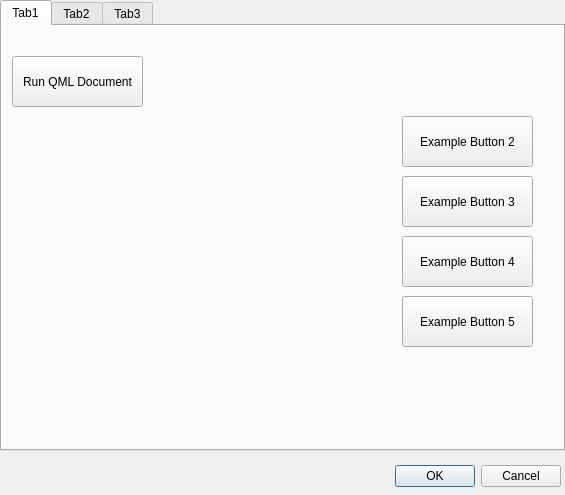
Qt form Source/Plugins/ExperimentManager/ExperimentManager_dialog.ui (nemesissnake/StimulGL) before a commit.
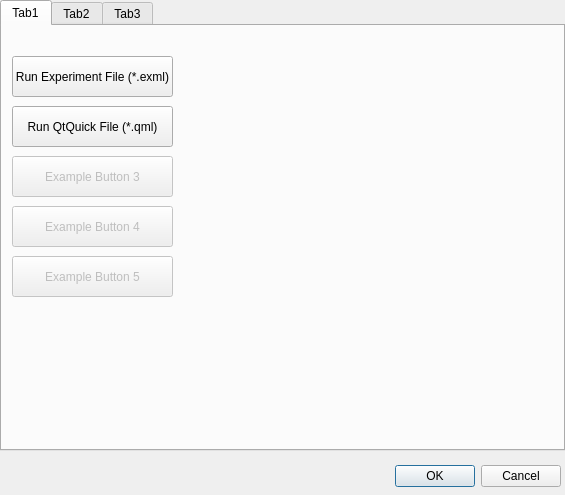
The same form after that commit.

What changed in the file:
```diff
--- a/Source/Plugins/ExperimentManager/ExperimentManager_dialog.ui
+++ b/Source/Plugins/ExperimentManager/ExperimentManager_dialog.ui
@@ -79,12 +79,12 @@
       <rect>
        <x>10</x>
        <y>30</y>
-       <width>131</width>
-       <height>51</height>
+       <width>161</width>
+       <height>41</height>
       </rect>
      </property>
      <property name="text">
-      <string>Run QML Document</string>
+      <string>Run Experiment File (*.exml)</string>
      </property>
     </widget>
     <widget class="QPushButton" name="btnExampleButton_2">
@@ -93,26 +93,26 @@
      </property>
      <property name="geometry">
       <rect>
-       <x>400</x>
-       <y>90</y>
-       <width>131</width>
-       <height>51</height>
+       <x>10</x>
+       <y>80</y>
+       <width>161</width>
+       <height>41</height>
       </rect>
      </property>
      <property name="text">
-      <string>Example Button 2</string>
+      <string>Run QtQuick File (*.qml)</string>
      </property>
     </widget>
     <widget class="QPushButton" name="btnExampleButton_3">
      <property name="enabled">
-      <bool>true</bool>
+      <bool>false</bool>
      </property>
      <property name="geometry">
       <rect>
-       <x>400</x>
-       <y>150</y>
-       <width>131</width>
-       <height>51</height>
+       <x>10</x>
+       <y>130</y>
+       <width>161</width>
+       <height>41</height>
       </rect>
      </property>
      <property name="text">
@@ -121,14 +121,14 @@
     </widget>
     <widget class="QPushButton" name="btnExampleButton_4">
      <property name="enabled">
-      <bool>true</bool>
+      <bool>false</bool>
      </property>
      <property name="geometry">
       <rect>
-       <x>400</x>
-       <y>210</y>
-       <width>131</width>
-       <height>51</height>
+       <x>10</x>
+       <y>180</y>
+       <width>161</width>
+       <height>41</height>
       </rect>
      </property>
      <property name="text">
@@ -137,14 +137,14 @@
     </widget>
     <widget class="QPushButton" name="btnExampleButton_5">
      <property name="enabled">
-      <bool>true</bool>
+      <bool>false</bool>
      </property>
      <property name="geometry">
       <rect>
-       <x>400</x>
-       <y>270</y>
-       <width>131</width>
-       <height>51</height>
+       <x>10</x>
+       <y>230</y>
+       <width>161</width>
+       <height>41</height>
       </rect>
      </property>
      <property name="text">
```
